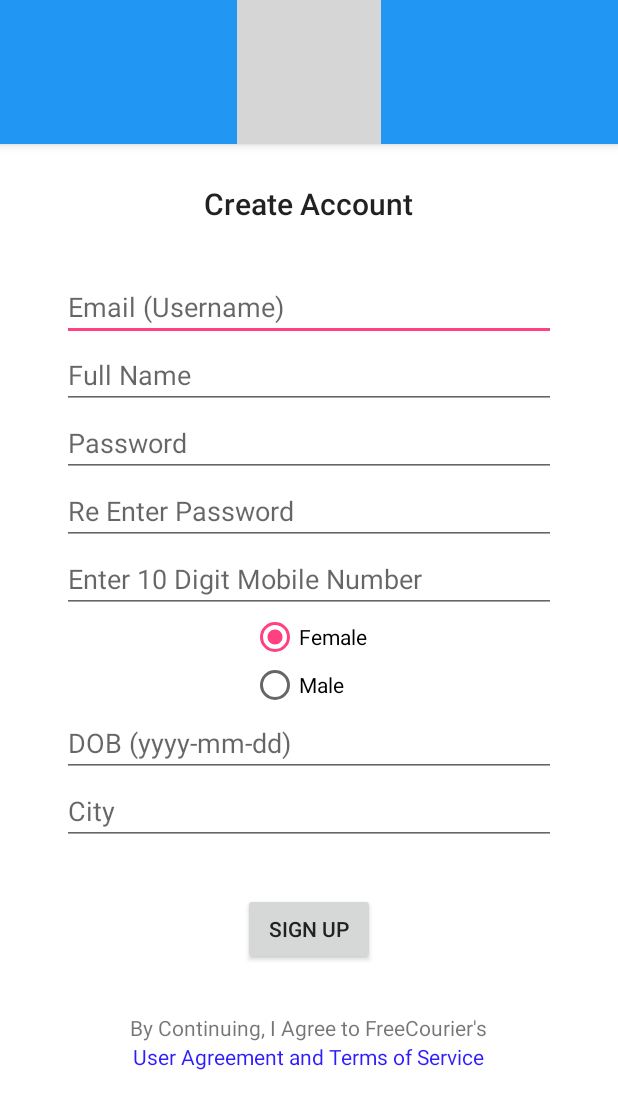
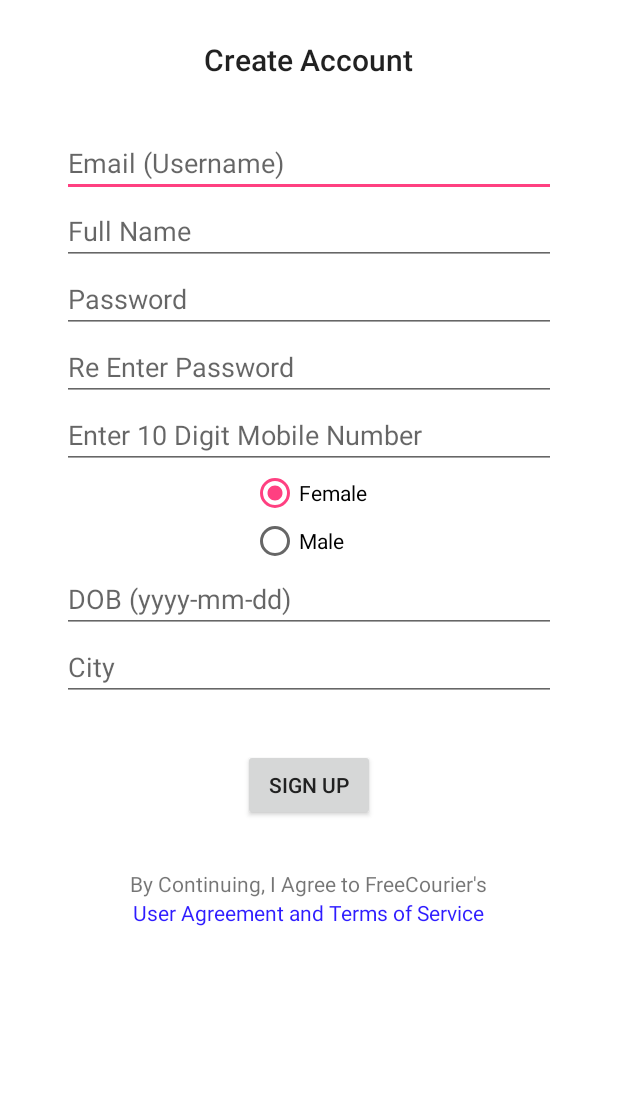
Before and after one commit to vrajakishore/Test, an Android app: the layout registration.xml on its own in the app's theme, with its tools: preview values and no code run, on a phone screen of 412 x 824 dp. Shown: the top 1109 px of the screen. Run offline under Robolectric (Android 15) with nearby library versions, the phone set to English and light mode, and no system bars; grey boxes are pictures that could not be loaded.

```diff
--- a/app/src/main/res/layout/registration.xml
+++ b/app/src/main/res/layout/registration.xml
@@ -1,14 +1,9 @@
 <?xml version="1.0" encoding="utf-8"?>
+
 <LinearLayout xmlns:android="http://schemas.android.com/apk/res/android"
     android:layout_width="match_parent"
     android:layout_height="match_parent"
     android:orientation="vertical">
-
-    <include
-        android:id="@+id/toolbar_actionbar"
-        layout="@layout/toolbar_default"
-        android:layout_width="match_parent"
-        android:layout_height="wrap_content" />
 
     <ScrollView xmlns:android="http://schemas.android.com/apk/res/android"
       android:layout_width="fill_parent"
@@ -16,14 +11,15 @@
 
     <RelativeLayout xmlns:android="http://schemas.android.com/apk/res/android"
         xmlns:tools="http://schemas.android.com/tools"
-
         android:layout_width="match_parent"
-            android:layout_height="wrap_content"
+        android:layout_height="match_parent"
         android:paddingBottom="@dimen/activity_vertical_margin"
         android:paddingLeft="@dimen/activity_horizontal_margin"
         android:paddingRight="@dimen/activity_horizontal_margin"
         android:paddingTop="@dimen/activity_vertical_margin"
-            tools:context=".MainActivityFragment">
+        tools:context=".MainActivityFragment"
+        tools:showIn="@layout/activity_main">
+
 
         <TextView
             android:id="@+id/textView"
@@ -35,6 +31,7 @@
             android:layout_marginTop="10dp"
             android:text="@string/Signup_text"
             android:textAppearance="?android:attr/textAppearanceMedium" />
+
 
 
             <LinearLayout
@@ -50,6 +47,8 @@
                 android:paddingRight="25dp"
                 android:theme="@style/AppTheme1"
                 android:weightSum="1">
+
+
 
                 <EditText
                     android:id="@+id/username"
@@ -176,6 +175,8 @@
                     android:text="@string/Signup_aggrement_link"
                     android:textAppearance="?android:attr/textAppearanceSmall"
                     android:textColor="#ff2e1cff" />
+
+
             </LinearLayout>
 
 
```
Also changed, not shown: app/src/main/java/courier/kishore/com/test/Main_Navigation.java (+62 -2 lines), app/src/main/res/layout/activity_main_activity.xml (+2 -7 lines), app/src/main/res/layout/fragment_simple_login_button.xml (+1 -6 lines). Lines whose indentation alone changed are shown as unchanged.
